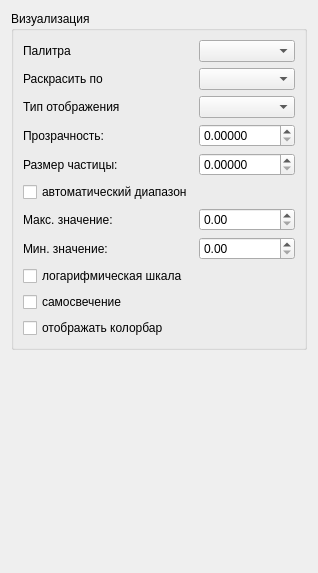
Before: the Qt Designer form UI/Home/PropertyInspector.ui in Codbrain1/QSpace, drawn with Qt 5.
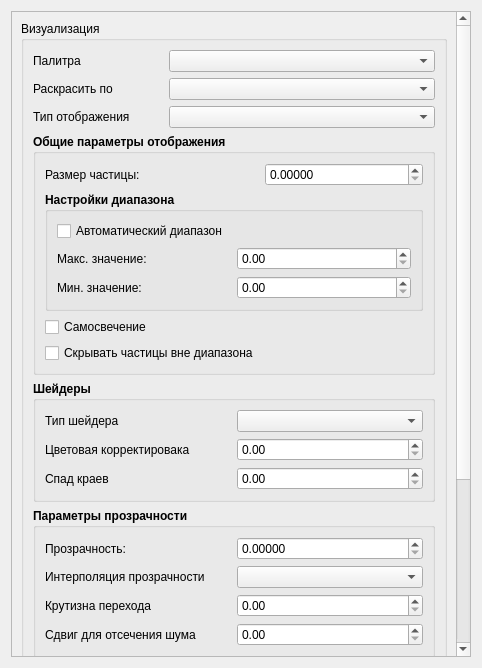
After: the same form once the commit is applied. Custom widgets are drawn as their Qt base class.

Commit message: множество изменений в модуле отображения данных

```diff
--- a/UI/Home/PropertyInspector.ui
+++ b/UI/Home/PropertyInspector.ui
@@ -6,8 +6,8 @@
    <rect>
     <x>0</x>
     <y>0</y>
-    <width>318</width>
-    <height>573</height>
+    <width>482</width>
+    <height>668</height>
    </rect>
   </property>
   <property name="windowTitle">
@@ -15,150 +15,519 @@
   </property>
   <layout class="QVBoxLayout" name="verticalLayout">
    <item>
-    <widget class="QGroupBox" name="group_visual">
-     <property name="title">
-      <string>Визуализация</string>
+    <widget class="QScrollArea" name="scrollArea">
+     <property name="widgetResizable">
+      <bool>true</bool>
      </property>
-     <layout class="QGridLayout" name="gridLayout">
-      <item row="9" column="0">
-       <widget class="QCheckBox" name="checkBox_useEmissive">
-        <property name="text">
-         <string>самосвечение</string>
-        </property>
-       </widget>
-      </item>
-      <item row="0" column="0">
-       <widget class="QLabel" name="label_cmap">
-        <property name="text">
-         <string>Палитра</string>
-        </property>
-       </widget>
-      </item>
-      <item row="6" column="0">
-       <widget class="QLabel" name="label_maxValue">
-        <property name="text">
-         <string>Макс. значение:</string>
-        </property>
-       </widget>
-      </item>
-      <item row="2" column="0">
-       <widget class="QLabel" name="label_visibalityTYpe">
-        <property name="text">
-         <string>Тип отображения</string>
-        </property>
-       </widget>
-      </item>
-      <item row="1" column="1" colspan="2">
-       <widget class="QComboBox" name="combo_current_column"/>
-      </item>
-      <item row="8" column="0" colspan="2">
-       <widget class="QCheckBox" name="checkBox_useLogScale">
-        <property name="text">
-         <string>логарифмическая шкала</string>
-        </property>
-       </widget>
-      </item>
-      <item row="7" column="0">
-       <widget class="QLabel" name="label_minValue">
-        <property name="text">
-         <string>Мин. значение:</string>
-        </property>
-       </widget>
-      </item>
-      <item row="4" column="0" alignment="Qt::AlignmentFlag::AlignLeft">
-       <widget class="QLabel" name="label_size">
-        <property name="text">
-         <string>Размер частицы:</string>
-        </property>
-       </widget>
-      </item>
-      <item row="3" column="1" colspan="2">
-       <widget class="QDoubleSpinBox" name="doubleSpinBox_Opacity">
-        <property name="decimals">
-         <number>5</number>
-        </property>
-        <property name="maximum">
-         <double>1.000000000000000</double>
-        </property>
-        <property name="singleStep">
-         <double>0.010000000000000</double>
-        </property>
-       </widget>
-      </item>
-      <item row="6" column="1" colspan="2">
-       <widget class="QDoubleSpinBox" name="spin_maxValue">
-        <property name="singleStep">
-         <double>0.100000000000000</double>
-        </property>
-       </widget>
-      </item>
-      <item row="4" column="1" colspan="2">
-       <widget class="QDoubleSpinBox" name="doubleSpinBox_ParticleSize">
-        <property name="decimals">
-         <number>5</number>
-        </property>
-        <property name="singleStep">
-         <double>0.010000000000000</double>
-        </property>
-       </widget>
-      </item>
-      <item row="7" column="1" colspan="2">
-       <widget class="QDoubleSpinBox" name="spin_minValue">
-        <property name="singleStep">
-         <double>0.100000000000000</double>
-        </property>
-       </widget>
-      </item>
-      <item row="3" column="0" alignment="Qt::AlignmentFlag::AlignLeft">
-       <widget class="QLabel" name="label_opacity">
-        <property name="text">
-         <string>Прозрачность:</string>
-        </property>
-       </widget>
-      </item>
-      <item row="0" column="1" colspan="2">
-       <widget class="QSpace::UI::ColorMapComboBox" name="combo_colormap"/>
-      </item>
-      <item row="1" column="0">
-       <widget class="QLabel" name="label_current_column">
-        <property name="text">
-         <string>Раскрасить по</string>
-        </property>
-       </widget>
-      </item>
-      <item row="5" column="0">
-       <widget class="QCheckBox" name="checkBox_isAutomaticRange">
-        <property name="text">
-         <string>автоматический диапазон</string>
-        </property>
-       </widget>
-      </item>
-      <item row="2" column="1" colspan="2">
-       <widget class="QComboBox" name="combo_RenderMode"/>
-      </item>
-      <item row="10" column="0">
-       <widget class="QCheckBox" name="checkBox_isVisibleScalarBar">
-        <property name="text">
-         <string>отображать колорбар</string>
-        </property>
-       </widget>
-      </item>
-     </layout>
+     <widget class="QWidget" name="scrollAreaWidgetContents_2">
+      <property name="geometry">
+       <rect>
+        <x>0</x>
+        <y>-443</y>
+        <width>441</width>
+        <height>1087</height>
+       </rect>
+      </property>
+      <layout class="QVBoxLayout" name="verticalLayout_2">
+       <item>
+        <widget class="QGroupBox" name="group_visual">
+         <property name="title">
+          <string>Визуализация</string>
+         </property>
+         <layout class="QGridLayout" name="gridLayout">
+          <item row="13" column="0" colspan="3">
+           <widget class="QGroupBox" name="groupBox_3">
+            <property name="font">
+             <font>
+              <bold>true</bold>
+             </font>
+            </property>
+            <property name="title">
+             <string>Параметры цветовой шкалы</string>
+            </property>
+            <layout class="QGridLayout" name="gridLayout_5">
+             <item row="3" column="0">
+              <widget class="QLabel" name="label_sigmoidGammaColor">
+               <property name="font">
+                <font>
+                 <bold>false</bold>
+                </font>
+               </property>
+               <property name="text">
+                <string>Крутизна перехода</string>
+               </property>
+              </widget>
+             </item>
+             <item row="0" column="0">
+              <widget class="QLabel" name="label_interpolationRange">
+               <property name="font">
+                <font>
+                 <bold>false</bold>
+                </font>
+               </property>
+               <property name="text">
+                <string>Интерполяция диапазона</string>
+               </property>
+              </widget>
+             </item>
+             <item row="4" column="0">
+              <widget class="QLabel" name="label_sigmoidShiftColor">
+               <property name="font">
+                <font>
+                 <bold>false</bold>
+                </font>
+               </property>
+               <property name="text">
+                <string>Сдвиг для отсечения шума</string>
+               </property>
+              </widget>
+             </item>
+             <item row="4" column="1">
+              <widget class="QDoubleSpinBox" name="doubleSpinBox__sigmoidShiftColor">
+               <property name="font">
+                <font>
+                 <bold>false</bold>
+                </font>
+               </property>
+              </widget>
+             </item>
+             <item row="1" column="0">
+              <widget class="QCheckBox" name="checkBox_useLogScale">
+               <property name="font">
+                <font>
+                 <bold>false</bold>
+                </font>
+               </property>
+               <property name="text">
+                <string>Логарифмическая шкала</string>
+               </property>
+              </widget>
+             </item>
+             <item row="3" column="1">
+              <widget class="QDoubleSpinBox" name="doubleSpinBox_sigmoidGammaColor">
+               <property name="font">
+                <font>
+                 <bold>false</bold>
+                </font>
+               </property>
+              </widget>
+             </item>
+             <item row="2" column="0">
+              <widget class="QCheckBox" name="checkBox_isVisibleScalarBar">
+               <property name="font">
+                <font>
+                 <bold>false</bold>
+                </font>
+               </property>
+               <property name="text">
+                <string>Отображать колорбар</string>
+               </property>
+              </widget>
+             </item>
+             <item row="0" column="1">
+              <widget class="QComboBox" name="combo_interpolationRange">
+               <property name="font">
+                <font>
+                 <bold>false</bold>
+                </font>
+               </property>
+              </widget>
+             </item>
+             <item row="5" column="0">
+              <widget class="QLabel" name="label_alpha">
+               <property name="font">
+                <font>
+                 <bold>false</bold>
+                </font>
+               </property>
+               <property name="text">
+                <string>растяжение нижнего диапазона</string>
+               </property>
+              </widget>
+             </item>
+             <item row="5" column="1">
+              <widget class="QDoubleSpinBox" name="doubleSpinBox__alpha">
+               <property name="font">
+                <font>
+                 <bold>false</bold>
+                </font>
+               </property>
+              </widget>
+             </item>
+            </layout>
+           </widget>
+          </item>
+          <item row="4" column="0" colspan="3">
+           <widget class="QGroupBox" name="groupBox_2">
+            <property name="font">
+             <font>
+              <bold>true</bold>
+             </font>
+            </property>
+            <property name="title">
+             <string>Шейдеры</string>
+            </property>
+            <layout class="QGridLayout" name="gridLayout_4">
+             <item row="1" column="1">
+              <widget class="QDoubleSpinBox" name="doubleSpinBox_colorCorrection">
+               <property name="font">
+                <font>
+                 <bold>false</bold>
+                </font>
+               </property>
+              </widget>
+             </item>
+             <item row="0" column="0">
+              <widget class="QLabel" name="label_functionSplat">
+               <property name="font">
+                <font>
+                 <bold>false</bold>
+                </font>
+               </property>
+               <property name="text">
+                <string>Тип шейдера</string>
+               </property>
+              </widget>
+             </item>
+             <item row="0" column="1">
+              <widget class="QComboBox" name="combo_functionSplat">
+               <property name="font">
+                <font>
+                 <bold>false</bold>
+                </font>
+               </property>
+              </widget>
+             </item>
+             <item row="1" column="0">
+              <widget class="QLabel" name="label_colorCorrection">
+               <property name="font">
+                <font>
+                 <bold>false</bold>
+                </font>
+               </property>
+               <property name="text">
+                <string>Цветовая корректировака</string>
+               </property>
+              </widget>
+             </item>
+             <item row="3" column="0">
+              <widget class="QLabel" name="label_gauianSharpnes">
+               <property name="font">
+                <font>
+                 <bold>false</bold>
+                </font>
+               </property>
+               <property name="text">
+                <string>Спад краев</string>
+               </property>
+              </widget>
+             </item>
+             <item row="3" column="1">
+              <widget class="QDoubleSpinBox" name="doubleSpinBox_gauianSharpnes">
+               <property name="font">
+                <font>
+                 <bold>false</bold>
+                </font>
+               </property>
+              </widget>
+             </item>
+            </layout>
+           </widget>
+          </item>
+          <item row="0" column="0">
+           <widget class="QLabel" name="label_cmap">
+            <property name="text">
+             <string>Палитра</string>
+            </property>
+           </widget>
+          </item>
+          <item row="6" column="0" colspan="3">
+           <widget class="QGroupBox" name="groupBox">
+            <property name="font">
+             <font>
+              <bold>true</bold>
+             </font>
+            </property>
+            <property name="title">
+             <string>Параметры прозрачности</string>
+            </property>
+            <layout class="QGridLayout" name="gridLayout_3">
+             <item row="0" column="1">
+              <widget class="QDoubleSpinBox" name="doubleSpinBox_Opacity">
+               <property name="font">
+                <font>
+                 <bold>false</bold>
+                </font>
+               </property>
+               <property name="decimals">
+                <number>5</number>
+               </property>
+               <property name="maximum">
+                <double>1.000000000000000</double>
+               </property>
+               <property name="singleStep">
+                <double>0.010000000000000</double>
+               </property>
+              </widget>
+             </item>
+             <item row="0" column="0">
+              <widget class="QLabel" name="label_opacity">
+               <property name="font">
+                <font>
+                 <bold>false</bold>
+                </font>
+               </property>
+               <property name="text">
+                <string>Прозрачность:</string>
+               </property>
+              </widget>
+             </item>
+             <item row="7" column="1">
+              <widget class="QDoubleSpinBox" name="doubleSpinBox__sigmoidShiftOpacity">
+               <property name="font">
+                <font>
+                 <bold>false</bold>
+                </font>
+               </property>
+              </widget>
+             </item>
+             <item row="2" column="0">
+              <widget class="QLabel" name="label_functionOpacity">
+               <property name="font">
+                <font>
+                 <bold>false</bold>
+                </font>
+               </property>
+               <property name="text">
+                <string>Интерполяция прозрачности</string>
+               </property>
+              </widget>
+             </item>
+             <item row="2" column="1">
+              <widget class="QComboBox" name="combo_functionOpacity">
+               <property name="font">
+                <font>
+                 <bold>false</bold>
+                </font>
+               </property>
+              </widget>
+             </item>
+             <item row="7" column="0">
+              <widget class="QLabel" name="label_sigmoidShiftOpacity">
+               <property name="font">
+                <font>
+                 <bold>false</bold>
+                </font>
+               </property>
+               <property name="text">
+                <string>Сдвиг для отсечения шума</string>
+               </property>
+              </widget>
+             </item>
+             <item row="4" column="0">
+              <widget class="QLabel" name="label_sigmoidGammaOpacity">
+               <property name="font">
+                <font>
+                 <bold>false</bold>
+                </font>
+               </property>
+               <property name="text">
+                <string>Крутизна перехода</string>
+               </property>
+              </widget>
+             </item>
+             <item row="4" column="1">
+              <widget class="QDoubleSpinBox" name="doubleSpinBox_sigmoidGammaOpacity">
+               <property name="font">
+                <font>
+                 <bold>false</bold>
+                </font>
+               </property>
+              </widget>
+             </item>
+            </layout>
+           </widget>
+          </item>
+          <item row="2" column="0">
+           <widget class="QLabel" name="label_visibalityTYpe">
+            <property name="text">
+             <string>Тип отображения</string>
+            </property>
+           </widget>
+          </item>
+          <item row="1" column="0">
+           <widget class="QLabel" name="label_current_column">
+            <property name="text">
+             <string>Раскрасить по</string>
+            </property>
+           </widget>
+          </item>
+          <item row="2" column="1" colspan="2">
+           <widget class="QComboBox" name="combo_RenderMode"/>
+          </item>
+          <item row="3" column="0" colspan="3">
+           <widget class="QGroupBox" name="groupBox_4">
+            <property name="font">
+             <font>
+              <bold>true</bold>
+              <underline>false</underline>
+             </font>
+            </property>
+            <property name="title">
+             <string>Общие параметры отображения</string>
+            </property>
+            <property name="flat">
+             <bool>false</bool>
+            </property>
+            <property name="checkable">
+             <bool>false</bool>
+            </property>
+            <layout class="QGridLayout" name="gridLayout_6">
+             <item row="1" column="0" colspan="2">
+              <widget class="QGroupBox" name="groupBox_5">
+               <property name="title">
+                <string>Настройки диапазона</string>
+               </property>
+               <layout class="QGridLayout" name="gridLayout_7">
+                <item row="1" column="2">
+                 <widget class="QDoubleSpinBox" name="spin_maxValue">
+                  <property name="font">
+                   <font>
+                    <bold>false</bold>
+                    <underline>false</underline>
+                   </font>
+                  </property>
+                  <property name="singleStep">
+                   <double>0.100000000000000</double>
+                  </property>
+                 </widget>
+                </item>
+                <item row="1" column="1">
+                 <widget class="QLabel" name="label_maxValue">
+                  <property name="font">
+                   <font>
+                    <bold>false</bold>
+                    <underline>false</underline>
+                   </font>
+                  </property>
+                  <property name="text">
+                   <string>Макс. значение:</string>
+                  </property>
+                 </widget>
+                </item>
+                <item row="0" column="1">
+                 <widget class="QCheckBox" name="checkBox_isAutomaticRange">
+                  <property name="font">
+                   <font>
+                    <bold>false</bold>
+                    <underline>false</underline>
+                   </font>
+                  </property>
+                  <property name="text">
+                   <string>Автоматический диапазон</string>
+                  </property>
+                 </widget>
+                </item>
+                <item row="2" column="1">
+                 <widget class="QLabel" name="label_minValue">
+                  <property name="font">
+                   <font>
+                    <bold>false</bold>
+                    <underline>false</underline>
+                   </font>
+                  </property>
+                  <property name="text">
+                   <string>Мин. значение:</string>
+                  </property>
+                 </widget>
+                </item>
+                <item row="2" column="2">
+                 <widget class="QDoubleSpinBox" name="spin_minValue">
+                  <property name="font">
+                   <font>
+                    <bold>false</bold>
+                    <underline>false</underline>
+                   </font>
+                  </property>
+                  <property name="singleStep">
+                   <double>0.100000000000000</double>
+                  </property>
+                 </widget>
+                </item>
+               </layout>
+              </widget>
+             </item>
+             <item row="0" column="0">
+              <widget class="QLabel" name="label_size">
+               <property name="font">
+                <font>
+                 <bold>false</bold>
+                 <underline>false</underline>
+                </font>
+               </property>
+               <property name="text">
+                <string>Размер частицы:</string>
+               </property>
+              </widget>
+             </item>
+             <item row="6" column="0">
+              <widget class="QCheckBox" name="checkBox_useEmissive">
+               <property name="font">
+                <font>
+                 <bold>false</bold>
+                 <underline>false</underline>
+                </font>
+               </property>
+               <property name="text">
+                <string>Самосвечение</string>
+               </property>
+              </widget>
+             </item>
+             <item row="7" column="0">
+              <widget class="QCheckBox" name="checkBox_hideOutOfRange">
+               <property name="font">
+                <font>
+                 <bold>false</bold>
+                 <underline>false</underline>
+                </font>
+               </property>
+               <property name="text">
+                <string>Скрывать частицы вне диапазона</string>
+               </property>
+              </widget>
+             </item>
+             <item row="0" column="1">
+              <widget class="QDoubleSpinBox" name="doubleSpinBox_ParticleSize">
+               <property name="font">
+                <font>
+                 <bold>false</bold>
+                 <underline>false</underline>
+                </font>
+               </property>
+               <property name="decimals">
+                <number>5</number>
+               </property>
+               <property name="singleStep">
+                <double>0.001000000000000</double>
+               </property>
+              </widget>
+             </item>
+            </layout>
+           </widget>
+          </item>
+          <item row="0" column="1" colspan="2">
+           <widget class="QSpace::UI::ColorMapComboBox" name="combo_colormap"/>
+          </item>
+          <item row="1" column="1" colspan="2">
+           <widget class="QComboBox" name="combo_current_column"/>
+          </item>
+         </layout>
+        </widget>
+       </item>
+      </layout>
+     </widget>
     </widget>
    </item>
-   <item>
-    <spacer name="verticalSpacer_props">
-     <property name="orientation">
-      <enum>Qt::Orientation::Vertical</enum>
-     </property>
-     <property name="sizeHint" stdset="0">
-      <size>
-       <width>20</width>
-       <height>54</height>
-      </size>
-     </property>
-    </spacer>
-   </item>
   </layout>
  </widget>
  <customwidgets>
```
The commit also changes 44 other files.
